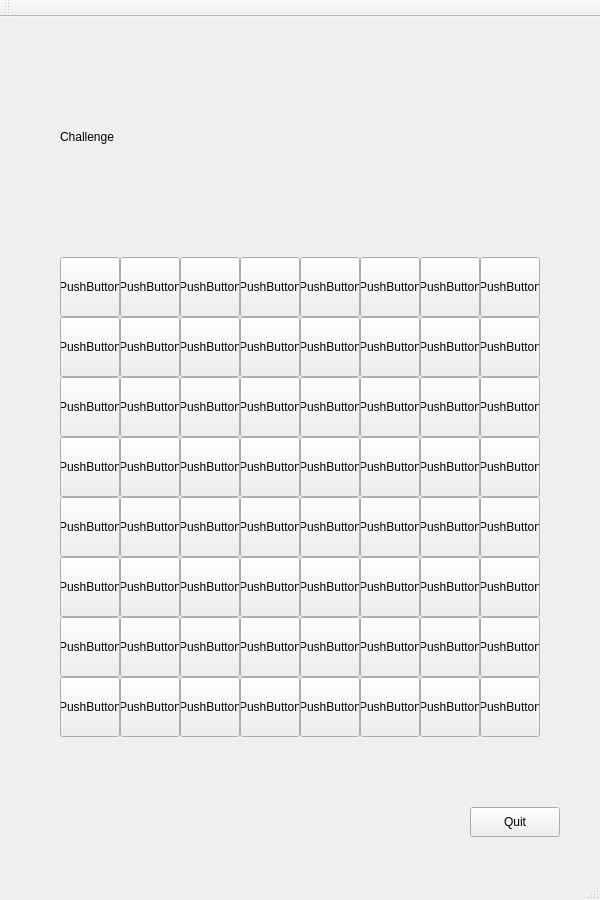
The window that mainwindow.ui (smwoolridge/TicTacToe) describes before a commit, drawn with Qt 5.
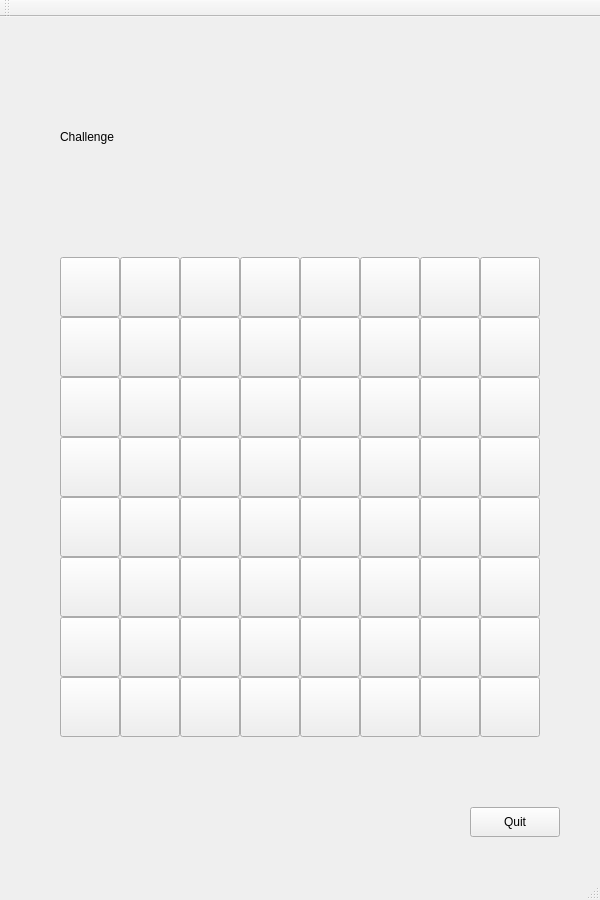
The same window after the commit. The open tabs and pages were chosen to show the change.

Commit message: did the easy ai but still wait for ui to connect with the game

What changed in the file:
```diff
--- a/mainwindow.ui
+++ b/mainwindow.ui
@@ -562,7 +562,7 @@
        </rect>
       </property>
       <property name="text">
-       <string>PushButton</string>
+       <string/>
       </property>
      </widget>
      <widget class="QPushButton" name="pushButton_14">
@@ -575,7 +575,7 @@
        </rect>
       </property>
       <property name="text">
-       <string>PushButton</string>
+       <string/>
       </property>
      </widget>
      <widget class="QPushButton" name="pushButton_15">
@@ -588,7 +588,7 @@
        </rect>
       </property>
       <property name="text">
-       <string>PushButton</string>
+       <string/>
       </property>
      </widget>
      <widget class="QPushButton" name="pushButton_16">
@@ -601,7 +601,7 @@
        </rect>
       </property>
       <property name="text">
-       <string>PushButton</string>
+       <string/>
       </property>
      </widget>
      <widget class="QPushButton" name="pushButton_17">
@@ -614,7 +614,7 @@
        </rect>
       </property>
       <property name="text">
-       <string>PushButton</string>
+       <string/>
       </property>
      </widget>
      <widget class="QPushButton" name="pushButton_18">
@@ -627,7 +627,7 @@
        </rect>
       </property>
       <property name="text">
-       <string>PushButton</string>
+       <string/>
       </property>
      </widget>
      <widget class="QPushButton" name="pushButton_19">
@@ -640,7 +640,7 @@
        </rect>
       </property>
       <property name="text">
-       <string>PushButton</string>
+       <string/>
       </property>
      </widget>
      <widget class="QPushButton" name="pushButton_20">
@@ -653,7 +653,7 @@
        </rect>
       </property>
       <property name="text">
-       <string>PushButton</string>
+       <string/>
       </property>
      </widget>
      <widget class="QPushButton" name="pushButton_21">
@@ -666,7 +666,7 @@
        </rect>
       </property>
       <property name="text">
-       <string>PushButton</string>
+       <string/>
       </property>
      </widget>
      <widget class="QPushButton" name="pushButton_22">
@@ -679,7 +679,7 @@
        </rect>
       </property>
       <property name="text">
-       <string>PushButton</string>
+       <string/>
       </property>
      </widget>
      <widget class="QPushButton" name="pushButton_23">
@@ -692,7 +692,7 @@
        </rect>
       </property>
       <property name="text">
-       <string>PushButton</string>
+       <string/>
       </property>
      </widget>
      <widget class="QPushButton" name="pushButton_24">
@@ -705,7 +705,7 @@
        </rect>
       </property>
       <property name="text">
-       <string>PushButton</string>
+       <string/>
       </property>
      </widget>
      <widget class="QPushButton" name="pushButton_25">
@@ -718,7 +718,7 @@
        </rect>
       </property>
       <property name="text">
-       <string>PushButton</string>
+       <string/>
       </property>
      </widget>
      <widget class="QPushButton" name="pushButton_26">
@@ -731,7 +731,7 @@
        </rect>
       </property>
       <property name="text">
-       <string>PushButton</string>
+       <string/>
       </property>
      </widget>
      <widget class="QPushButton" name="pushButton_27">
@@ -744,7 +744,7 @@
        </rect>
       </property>
       <property name="text">
-       <string>PushButton</string>
+       <string/>
       </property>
      </widget>
      <widget class="QPushButton" name="pushButton_28">
@@ -757,7 +757,7 @@
        </rect>
       </property>
       <property name="text">
-       <string>PushButton</string>
+       <string/>
       </property>
      </widget>
      <widget class="QPushButton" name="pushButton_29">
@@ -770,7 +770,7 @@
        </rect>
       </property>
       <property name="text">
-       <string>PushButton</string>
+       <string/>
       </property>
      </widget>
      <widget class="QPushButton" name="pushButton_30">
@@ -783,7 +783,7 @@
        </rect>
       </property>
       <property name="text">
-       <string>PushButton</string>
+       <string/>
       </property>
      </widget>
      <widget class="QPushButton" name="pushButton_31">
@@ -796,7 +796,7 @@
        </rect>
       </property>
       <property name="text">
-       <string>PushButton</string>
+       <string/>
       </property>
      </widget>
      <widget class="QPushButton" name="pushButton_32">
@@ -809,7 +809,7 @@
        </rect>
       </property>
       <property name="text">
-       <string>PushButton</string>
+       <string/>
       </property>
      </widget>
      <widget class="QPushButton" name="pushButton_33">
@@ -822,7 +822,7 @@
        </rect>
       </property>
       <property name="text">
-       <string>PushButton</string>
+       <string/>
       </property>
      </widget>
      <widget class="QPushButton" name="pushButton_34">
@@ -835,7 +835,7 @@
        </rect>
       </property>
       <property name="text">
-       <string>PushButton</string>
+       <string/>
       </property>
      </widget>
      <widget class="QPushButton" name="pushButton_35">
@@ -848,7 +848,7 @@
        </rect>
       </property>
       <property name="text">
-       <string>PushButton</string>
+       <string/>
       </property>
      </widget>
      <widget class="QPushButton" name="pushButton_36">
@@ -861,7 +861,7 @@
        </rect>
       </property>
       <property name="text">
-       <string>PushButton</string>
+       <string/>
       </property>
      </widget>
      <widget class="QPushButton" name="pushButton_37">
@@ -874,7 +874,7 @@
        </rect>
       </property>
       <property name="text">
-       <string>PushButton</string>
+       <string/>
       </property>
      </widget>
      <widget class="QPushButton" name="pushButton_38">
@@ -887,7 +887,7 @@
        </rect>
       </property>
       <property name="text">
-       <string>PushButton</string>
+       <string/>
       </property>
      </widget>
      <widget class="QPushButton" name="pushButton_39">
@@ -900,7 +900,7 @@
        </rect>
       </property>
       <property name="text">
-       <string>PushButton</string>
+       <string/>
       </property>
      </widget>
      <widget class="QPushButton" name="pushButton_40">
@@ -913,7 +913,7 @@
        </rect>
       </property>
       <property name="text">
-       <string>PushButton</string>
+       <string/>
       </property>
      </widget>
      <widget class="QPushButton" name="pushButton_41">
@@ -926,7 +926,7 @@
        </rect>
       </property>
       <property name="text">
-       <string>PushButton</string>
+       <string/>
       </property>
      </widget>
      <widget class="QPushButton" name="pushButton_42">
@@ -939,7 +939,7 @@
        </rect>
       </property>
       <property name="text">
-       <string>PushButton</string>
+       <string/>
       </property>
      </widget>
      <widget class="QPushButton" name="pushButton_43">
@@ -952,7 +952,7 @@
        </rect>
       </property>
       <property name="text">
-       <string>PushButton</string>
+       <string/>
       </property>
      </widget>
      <widget class="QPushButton" name="pushButton_44">
@@ -965,7 +965,7 @@
        </rect>
       </property>
       <property name="text">
-       <string>PushButton</string>
+       <string/>
       </property>
      </widget>
      <widget class="QPushButton" name="pushButton_45">
@@ -978,7 +978,7 @@
        </rect>
       </property>
       <property name="text">
-       <string>PushButton</string>
+       <string/>
       </property>
      </widget>
      <widget class="QPushButton" name="pushButton_46">
@@ -991,7 +991,7 @@
        </rect>
       </property>
       <property name="text">
-       <string>PushButton</string>
+       <string/>
       </property>
      </widget>
      <widget class="QPushButton" name="pushButton_47">
@@ -1004,7 +1004,7 @@
        </rect>
       </property>
       <property name="text">
-       <string>PushButton</string>
+       <string/>
       </property>
      </widget>
      <widget class="QPushButton" name="pushButton_48">
@@ -1017,7 +1017,7 @@
        </rect>
       </property>
       <property name="text">
-       <string>PushButton</string>
+       <string/>
       </property>
      </widget>
      <widget class="QPushButton" name="pushButton_49">
@@ -1030,7 +1030,7 @@
        </rect>
       </property>
       <property name="text">
-       <string>PushButton</string>
+       <string/>
       </property>
      </widget>
      <widget class="QPushButton" name="pushButton_51">
@@ -1043,7 +1043,7 @@
        </rect>
       </property>
       <property name="text">
-       <string>PushButton</string>
+       <string/>
       </property>
      </widget>
      <widget class="QPushButton" name="pushButton_52">
@@ -1056,7 +1056,7 @@
        </rect>
       </property>
       <property name="text">
-       <string>PushButton</string>
+       <string/>
       </property>
      </widget>
      <widget class="QPushButton" name="pushButton_53">
@@ -1069,7 +1069,7 @@
        </rect>
       </property>
       <property name="text">
-       <string>PushButton</string>
+       <string/>
       </property>
      </widget>
      <widget class="QPushButton" name="pushButton_54">
@@ -1082,7 +1082,7 @@
        </rect>
       </property>
       <property name="text">
-       <string>PushButton</string>
+       <string/>
       </property>
      </widget>
      <widget class="QPushButton" name="pushButton_55">
@@ -1095,7 +1095,7 @@
        </rect>
       </property>
       <property name="text">
-       <string>PushButton</string>
+       <string/>
       </property>
      </widget>
      <widget class="QPushButton" name="pushButton_56">
@@ -1108,7 +1108,7 @@
        </rect>
       </property>
       <property name="text">
-       <string>PushButton</string>
+       <string/>
       </property>
      </widget>
      <widget class="QPushButton" name="pushButton_57">
@@ -1121,7 +1121,7 @@
        </rect>
       </property>
       <property name="text">
-       <string>PushButton</string>
+       <string/>
       </property>
      </widget>
      <widget class="QPushButton" name="pushButton_58">
@@ -1134,7 +1134,7 @@
        </rect>
       </property>
       <property name="text">
-       <string>PushButton</string>
+       <string/>
       </property>
      </widget>
      <widget class="QPushButton" name="pushButton_59">
@@ -1147,7 +1147,7 @@
        </rect>
       </property>
       <property name="text">
-       <string>PushButton</string>
+       <string/>
       </property>
      </widget>
      <widget class="QPushButton" name="pushButton_60">
@@ -1160,7 +1160,7 @@
        </rect>
       </property>
       <property name="text">
-       <string>PushButton</string>
+       <string/>
       </property>
      </widget>
      <widget class="QPushButton" name="pushButton_61">
@@ -1173,7 +1173,7 @@
        </rect>
       </property>
       <property name="text">
-       <string>PushButton</string>
+       <string/>
       </property>
      </widget>
      <widget class="QPushButton" name="pushButton_62">
@@ -1186,7 +1186,7 @@
        </rect>
       </property>
       <property name="text">
-       <string>PushButton</string>
+       <string/>
       </property>
      </widget>
      <widget class="QPushButton" name="pushButton_64">
@@ -1199,7 +1199,7 @@
        </rect>
       </property>
       <property name="text">
-       <string>PushButton</string>
+       <string/>
       </property>
      </widget>
      <widget class="QPushButton" name="pushButton_66">
@@ -1212,7 +1212,7 @@
        </rect>
       </property>
       <property name="text">
-       <string>PushButton</string>
+       <string/>
       </property>
      </widget>
      <widget class="QPushButton" name="pushButton_68">
@@ -1225,7 +1225,7 @@
        </rect>
       </property>
       <property name="text">
-       <string>PushButton</string>
+       <string/>
       </property>
      </widget>
      <widget class="QPushButton" name="pushButton_69">
@@ -1238,7 +1238,7 @@
        </rect>
       </property>
       <property name="text">
-       <string>PushButton</string>
+       <string/>
       </property>
      </widget>
      <widget class="QPushButton" name="pushButton_70">
@@ -1251,7 +1251,7 @@
        </rect>
       </property>
       <property name="text">
-       <string>PushButton</string>
+       <string/>
       </property>
      </widget>
      <widget class="QPushButton" name="pushButton_71">
@@ -1264,7 +1264,7 @@
        </rect>
       </property>
       <property name="text">
-       <string>PushButton</string>
+       <string/>
       </property>
      </widget>
      <widget class="QPushButton" name="pushButton_73">
@@ -1277,7 +1277,7 @@
        </rect>
       </property>
       <property name="text">
-       <string>PushButton</string>
+       <string/>
       </property>
      </widget>
      <widget class="QPushButton" name="pushButton_78">
@@ -1303,7 +1303,7 @@
        </rect>
       </property>
       <property name="text">
-       <string>PushButton</string>
+       <string/>
       </property>
      </widget>
      <widget class="QPushButton" name="pushButton_72">
@@ -1316,7 +1316,7 @@
        </rect>
       </property>
       <property name="text">
-       <string>PushButton</string>
+       <string/>
       </property>
      </widget>
      <widget class="QPushButton" name="pushButton_76">
@@ -1329,7 +1329,7 @@
        </rect>
       </property>
       <property name="text">
-       <string>PushButton</string>
+       <string/>
       </property>
      </widget>
      <widget class="QPushButton" name="pushButton_65">
@@ -1342,7 +1342,7 @@
        </rect>
       </property>
       <property name="text">
-       <string>PushButton</string>
+       <string/>
       </property>
      </widget>
      <widget class="QPushButton" name="pushButton_67">
@@ -1355,7 +1355,7 @@
        </rect>
       </property>
       <property name="text">
-       <string>PushButton</string>
+       <string/>
       </property>
      </widget>
      <widget class="QPushButton" name="pushButton_77">
@@ -1368,7 +1368,7 @@
        </rect>
       </property>
       <property name="text">
-       <string>PushButton</string>
+       <string/>
       </property>
      </widget>
      <widget class="QPushButton" name="pushButton_75">
@@ -1381,7 +1381,7 @@
        </rect>
       </property>
       <property name="text">
-       <string>PushButton</string>
+       <string/>
       </property>
      </widget>
      <widget class="QPushButton" name="pushButton_63">
@@ -1394,7 +1394,7 @@
        </rect>
       </property>
       <property name="text">
-       <string>PushButton</string>
+       <string/>
       </property>
      </widget>
     </widget>
```
Left out of the diff: 6 changed lines with no effect on the pictures. The commit also changes 2 other files.
